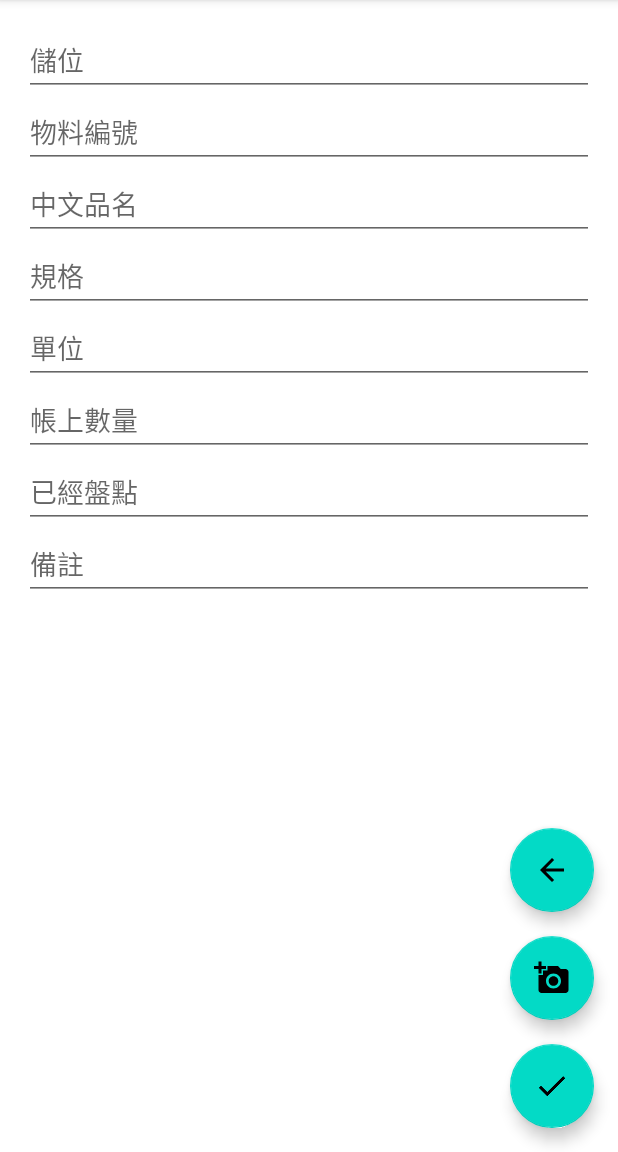
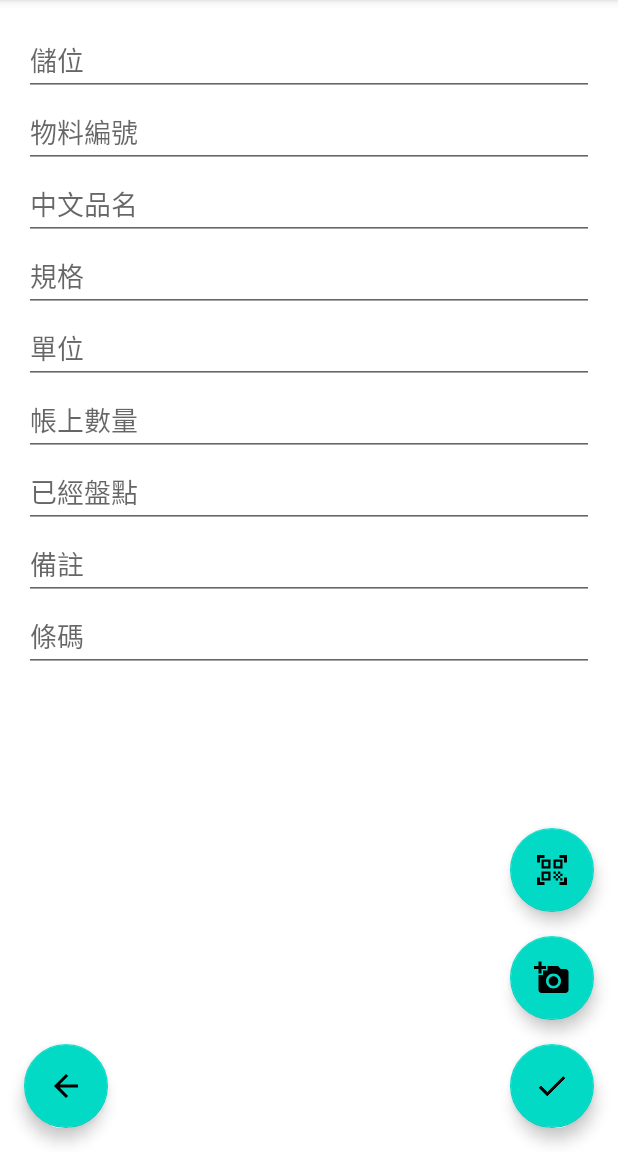
Before and after one commit to chhsiao121/APP-Warehouse-management-system, an Android app: the NewPostFragment screen opened through its navigation route, on a phone screen of 412 x 824 dp, the part 84-1236 px from its top. Run offline under Robolectric (Android 15) with nearby library versions, the phone set to English and light mode, and no system bars; our stand-ins replace Firebase (no records; nobody signed in at launch, a user with empty details on screens opened directly); libraries missing offline, so code that uses them is left out: com.google.zxing.integration, com.journeyapps.barcodescanner; pictures from the network do not load; 6 statements that could not run were skipped.

Commit message:
Add barcode scanning using zxing-android-embedded

```diff
--- a/database/app/build.gradle
+++ b/database/app/build.gradle
@@ -9,7 +9,7 @@ android {
 
     defaultConfig {
         applicationId "com.google.firebase.quickstart.database"
-        minSdkVersion 16
+        minSdkVersion 19
         targetSdkVersion 30
         versionCode getVersionCodeTimeStamps()
         versionName "1.0"
@@ -74,4 +74,6 @@ dependencies {
     implementation 'com.squareup.picasso:picasso:2.71828'
     implementation 'androidx.multidex:multidex:2.0.1'
 //    implementation 'com.github.dmallcott:DismissibleImageView:1.0.1'
+    //barcode and qrcode
+    implementation 'com.journeyapps:zxing-android-embedded:4.3.0'
 }
--- a/database/app/src/main/java/com/google/firebase/quickstart/database/java/NewPostFragment.java
+++ b/database/app/src/main/java/com/google/firebase/quickstart/database/java/NewPostFragment.java
@@ -1,6 +1,8 @@
 package com.google.firebase.quickstart.database.java;
 
+import android.app.AlertDialog;
 import android.content.ContentResolver;
+import android.content.DialogInterface;
 import android.content.Intent;
 import android.net.Uri;
 import android.os.Bundle;
@@ -12,6 +14,7 @@ import android.view.ViewGroup;
 import android.webkit.MimeTypeMap;
 import android.widget.Toast;
 
+import androidx.activity.result.ActivityResultLauncher;
 import androidx.annotation.NonNull;
 import androidx.annotation.Nullable;
 import androidx.navigation.fragment.NavHostFragment;
@@ -25,12 +28,17 @@ import com.google.firebase.database.FirebaseDatabase;
 import com.google.firebase.database.ValueEventListener;
 import com.google.firebase.quickstart.database.R;
 import com.google.firebase.quickstart.database.databinding.FragmentNewPostBinding;
+import com.google.firebase.quickstart.database.java.capture.CaptureAct;
 import com.google.firebase.quickstart.database.java.models.Post;
 import com.google.firebase.quickstart.database.java.models.User;
 import com.google.firebase.storage.FirebaseStorage;
 import com.google.firebase.storage.StorageReference;
 import com.google.firebase.storage.StorageTask;
 import com.google.firebase.storage.UploadTask;
+import com.google.zxing.integration.android.IntentIntegrator;
+import com.google.zxing.integration.android.IntentResult;
+import com.journeyapps.barcodescanner.ScanContract;
+import com.journeyapps.barcodescanner.ScanOptions;
 
 import java.util.HashMap;
 import java.util.Map;
@@ -48,7 +56,7 @@ public class NewPostFragment extends BaseFragment {
     private FragmentNewPostBinding binding;
     private StorageTask mUploadTask;
     private Uri mImageUri;
-
+    ScanOptions options = new ScanOptions();
     @Nullable
     @Override
     public View onCreateView(@NonNull LayoutInflater inflater, @Nullable ViewGroup container, @Nullable Bundle savedInstanceState) {
@@ -63,7 +71,19 @@ public class NewPostFragment extends BaseFragment {
         super.onViewCreated(view, savedInstanceState);
         mDatabase = FirebaseDatabase.getInstance().getReference();
         mStorageRef = FirebaseStorage.getInstance().getReference();
-
+        options.setDesiredBarcodeFormats(ScanOptions.ALL_CODE_TYPES);
+        options.setCaptureActivity(CaptureAct.class);
+//        options.setPrompt("Scan a barcode");
+        options.setCameraId(0);  // Use a specific camera of the device
+        options.setOrientationLocked(false);
+        options.setBeepEnabled(false);
+        options.setBarcodeImageEnabled(false);
+        binding.fabBarcodeScan.setOnClickListener(new View.OnClickListener() {
+            @Override
+            public void onClick(View v) {
+                barcodeLauncher.launch(options);
+            }
+        });
         binding.fabAddImage.setOnClickListener(new View.OnClickListener() {
             @Override
             public void onClick(View v) {
@@ -73,7 +93,7 @@ public class NewPostFragment extends BaseFragment {
         binding.fabSubmitPost.setOnClickListener(new View.OnClickListener() {
             @Override
             public void onClick(View v) {
-                binding.fabSubmitPost.hide();
+//                binding.fabSubmitPost.hide();
                 submitPost();
             }
         });
@@ -129,7 +149,6 @@ public class NewPostFragment extends BaseFragment {
     @Override
     public void onActivityResult(int requestCode, int resultCode, @Nullable Intent data) {
         super.onActivityResult(requestCode, resultCode, data);
-
         if (requestCode == PICK_IMAGE_REQUEST && resultCode == RESULT_OK
                 && data != null && data.getData() != null) {
             mImageUri = data.getData();
@@ -146,6 +165,7 @@ public class NewPostFragment extends BaseFragment {
         final String snumber = binding.fieldSNumber.getText().toString();
         final String unit = binding.fieldUnit.getText().toString();
         final String name = binding.fieldName.getText().toString();
+        final String barcode = binding.fieldBarcode.getText().toString();
 
 
         // Title is required
@@ -218,7 +238,7 @@ public class NewPostFragment extends BaseFragment {
                                     Toast.LENGTH_SHORT).show();
                         } else {
                             // Write new post
-                            writeNewPost(userId, user.username, location, number, count, format, remarks, snumber, unit, name, uploadFileName);
+                            writeNewPost(userId, user.username, location, number, count, format, remarks, barcode, snumber, unit, name, uploadFileName);
                         }
 
                         setEditingEnabled(true);
@@ -243,6 +263,7 @@ public class NewPostFragment extends BaseFragment {
         binding.fieldNumber.setEnabled(enabled);
         binding.fieldCount.setEnabled(enabled);
         binding.fieldRemarks.setEnabled(enabled);
+        binding.fieldBarcode.setEnabled(enabled);
         if (enabled) {
             binding.fabSubmitPost.show();
         } else {
@@ -251,11 +272,11 @@ public class NewPostFragment extends BaseFragment {
     }
 
     private void writeNewPost(String userId, String username, String location, String number, String count, String format,
-                              String remarks, String snumber, String unit, String name, String uploadFileName) {
+                              String remarks, String barcode, String snumber, String unit, String name, String uploadFileName) {
         // Create new post at /user-posts/$userid/$postid and at
         // /posts/$postid simultaneously
         String key = mDatabase.child("posts").push().getKey();
-        Post post = new Post(userId, username, location, snumber,name,format,unit,number,count,remarks, uploadFileName);
+        Post post = new Post(userId, username, location, snumber,name,format,unit,number,count,remarks, barcode, uploadFileName);
         Map<String, Object> postValues = post.toMap();
 
         Map<String, Object> childUpdates = new HashMap<>();
@@ -264,4 +285,33 @@ public class NewPostFragment extends BaseFragment {
 
         mDatabase.updateChildren(childUpdates);
     }
+    private final ActivityResultLauncher<ScanOptions> barcodeLauncher = registerForActivityResult(new ScanContract(),
+            result -> {
+                if(result.getContents()!=null){
+                    AlertDialog.Builder builder = new AlertDialog.Builder(getContext());
+                    builder.setMessage(result.getContents());
+                    builder.setTitle("Scanning Result");
+                    builder.setPositiveButton("Scan Again", new DialogInterface.OnClickListener() {
+                        @Override
+                        public void onClick(DialogInterface dialog, int which) {
+                            barcodeLauncher.launch(options);
+                        }
+                    }).setNegativeButton("finish", new DialogInterface.OnClickListener() {
+                        @Override
+                        public void onClick(DialogInterface dialog, int which) {
+                            binding.fieldBarcode.setText(result.getContents());
+                        }
+                    });
+                    AlertDialog dialog = builder.create();
+                    dialog.show();
+                }
+                else {
+                    Toast.makeText(getActivity(),"No Results",Toast.LENGTH_SHORT).show();
+                }
+            });
+
+
+
+
+
 }
--- /dev/null
+++ b/database/app/src/main/java/com/google/firebase/quickstart/database/java/capture/CaptureAct.java
@@ -0,0 +1,4 @@
+package com.google.firebase.quickstart.database.java.capture;
+import com.journeyapps.barcodescanner.CaptureActivity;
+public class CaptureAct extends CaptureActivity{
+}
--- a/database/app/src/main/java/com/google/firebase/quickstart/database/java/models/Post.java
+++ b/database/app/src/main/java/com/google/firebase/quickstart/database/java/models/Post.java
@@ -19,6 +19,7 @@ public class Post {
     public String number;
     public String count;
     public String remarks;
+    public String barcode;
     public String uploadFileName;
     public int starCount = 0;
     public Map<String, Boolean> stars = new HashMap<>();
@@ -28,7 +29,7 @@ public class Post {
     }
 
     public Post(String uid, String author,String location, String snumber,String name,
-                String format,String unit,String number,String count,String remarks, String uploadFileName) {
+                String format,String unit,String number,String count,String remarks, String barcode, String uploadFileName) {
         this.uid = uid;
         this.author = author;
         this.location = location;
@@ -39,6 +40,7 @@ public class Post {
         this.number = number;
         this.count = count;
         this.remarks = remarks;
+        this.barcode = barcode;
         this.uploadFileName = uploadFileName;
     }
 
@@ -55,6 +57,7 @@ public class Post {
         result.put("number", number);
         result.put("count", count);
         result.put("remarks", remarks);
+        result.put("barcode", barcode);
         result.put("uploadFileName", uploadFileName);
         result.put("starCount", starCount);
         result.put("stars", stars);
--- /dev/null
+++ b/database/app/src/main/res/drawable/ic_baseline_qr_code_scanner_24.xml
@@ -0,0 +1,10 @@
+<vector xmlns:android="http://schemas.android.com/apk/res/android"
+    android:width="24dp"
+    android:height="24dp"
+    android:viewportWidth="24"
+    android:viewportHeight="24"
+    android:tint="?attr/colorControlNormal">
+  <path
+      android:fillColor="@android:color/white"
+      android:pathData="M9.5,6.5v3h-3v-3H9.5M11,5H5v6h6V5L11,5zM9.5,14.5v3h-3v-3H9.5M11,13H5v6h6V13L11,13zM17.5,6.5v3h-3v-3H17.5M19,5h-6v6h6V5L19,5zM13,13h1.5v1.5H13V13zM14.5,14.5H16V16h-1.5V14.5zM16,13h1.5v1.5H16V13zM13,16h1.5v1.5H13V16zM14.5,17.5H16V19h-1.5V17.5zM16,16h1.5v1.5H16V16zM17.5,14.5H19V16h-1.5V14.5zM17.5,17.5H19V19h-1.5V17.5zM22,7h-2V4h-3V2h5V7zM22,22v-5h-2v3h-3v2H22zM2,22h5v-2H4v-3H2V22zM2,2v5h2V4h3V2H2z"/>
+</vector>
--- a/database/app/src/main/res/layout/fragment_new_post.xml
+++ b/database/app/src/main/res/layout/fragment_new_post.xml
@@ -114,7 +114,6 @@
         app:layout_constraintStart_toStartOf="parent"
         app:layout_constraintTop_toBottomOf="@+id/fieldNumber" />
 
-
     <EditText
         android:id="@+id/fieldRemarks"
         android:layout_width="match_parent"
@@ -129,6 +128,21 @@
         app:layout_constraintHorizontal_bias="0.0"
         app:layout_constraintStart_toStartOf="parent"
         app:layout_constraintTop_toBottomOf="@+id/fieldCount" />
+
+    <EditText
+        android:id="@+id/fieldBarcode"
+        android:layout_width="match_parent"
+        android:layout_height="wrap_content"
+        android:layout_marginStart="16dp"
+        android:layout_marginLeft="16dp"
+        android:layout_marginEnd="16dp"
+        android:layout_marginRight="16dp"
+        android:hint="條碼"
+        android:maxLines="10"
+        app:layout_constraintEnd_toEndOf="parent"
+        app:layout_constraintHorizontal_bias="0.0"
+        app:layout_constraintStart_toStartOf="parent"
+        app:layout_constraintTop_toBottomOf="@+id/fieldRemarks" />
 
 
 
@@ -154,27 +168,37 @@
         app:layout_constraintBottom_toTopOf="@+id/fabSubmitPost"
         app:layout_constraintEnd_toEndOf="parent" />
 
+    <com.google.android.material.floatingactionbutton.FloatingActionButton
+        android:id="@+id/fabBarcodeScan"
+        android:layout_width="wrap_content"
+        android:layout_height="wrap_content"
+        android:layout_marginEnd="16dp"
+        android:layout_marginRight="16dp"
+        android:layout_marginBottom="16dp"
+        android:src="@drawable/ic_baseline_qr_code_scanner_24"
+        app:layout_constraintBottom_toTopOf="@+id/fabAddImage"
+        app:layout_constraintEnd_toEndOf="parent" />
 
     <com.google.android.material.floatingactionbutton.FloatingActionButton
         android:id="@+id/fabback"
         android:layout_width="wrap_content"
         android:layout_height="wrap_content"
-        android:layout_marginEnd="16dp"
-        android:layout_marginRight="16dp"
+        android:layout_marginStart="16dp"
+        android:layout_marginLeft="16dp"
         android:layout_marginBottom="16dp"
         android:src="@drawable/ic_baseline_arrow_back_24"
-        app:layout_constraintBottom_toTopOf="@+id/fabAddImage"
-        app:layout_constraintEnd_toEndOf="parent" />
+        app:layout_constraintBottom_toBottomOf="parent"
+        app:layout_constraintStart_toStartOf="parent" />
 
     <ImageView
         android:id="@+id/imageView"
         android:layout_width="212dp"
         android:layout_height="184dp"
-        android:layout_marginBottom="112dp"
         app:layout_constraintBottom_toBottomOf="parent"
         app:layout_constraintEnd_toEndOf="parent"
         app:layout_constraintHorizontal_bias="0.497"
         app:layout_constraintStart_toStartOf="parent"
+        app:layout_constraintTop_toBottomOf="@+id/fieldRemarks"
         tools:srcCompat="@tools:sample/backgrounds/scenic" />
 
 
```
Also changed, not shown: database/app/src/main/AndroidManifest.xml (+8 -2 lines), database/app/src/main/res/layout/fragment_post_detail.xml (+4 -6 lines), database/app/src/main/res/layout/include_post_text.xml (+16 -0 lines).
